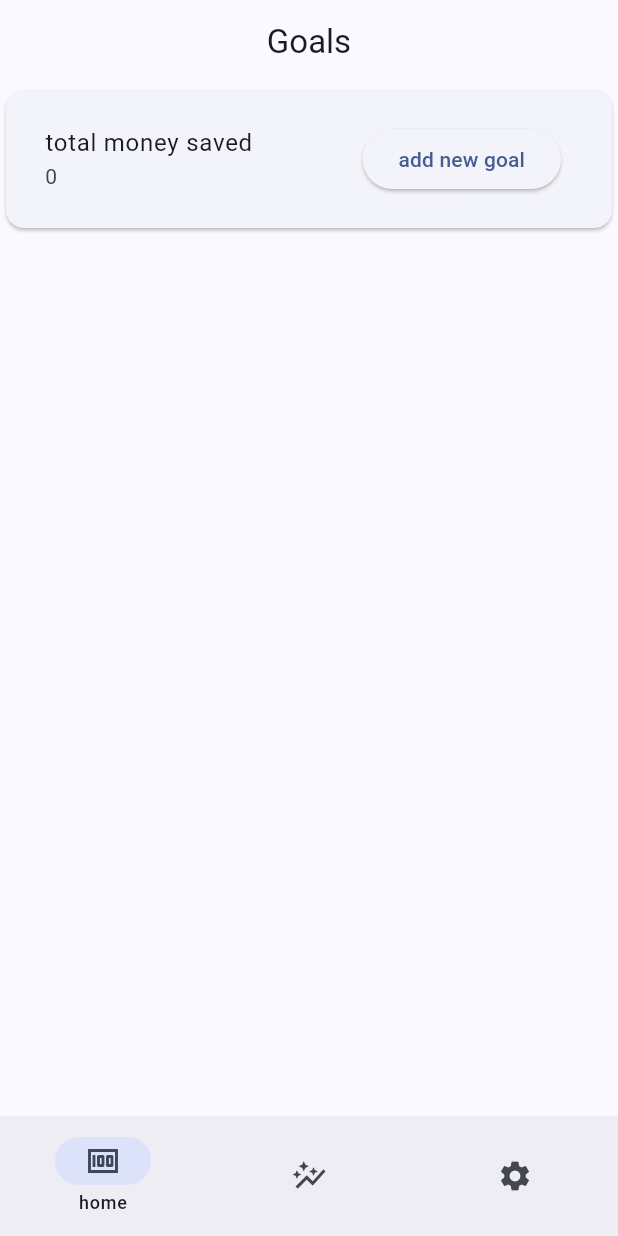
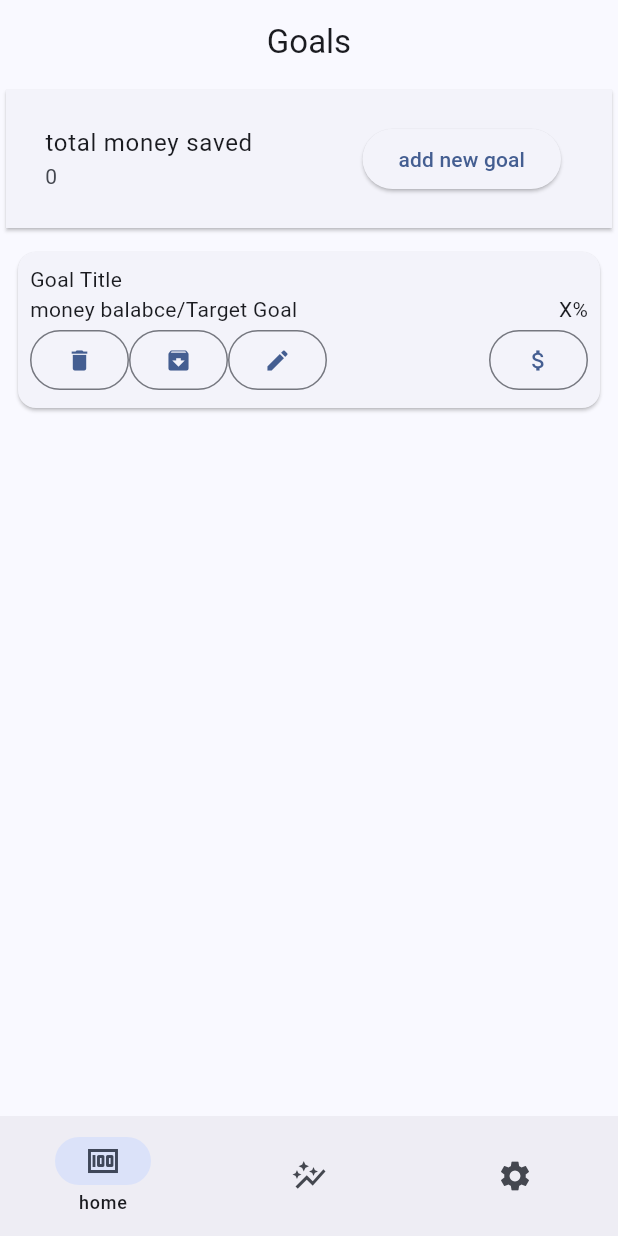
Before and after one commit to Wise-394/money_management, a Flutter app: the screen it shows after launch, on a phone screen of 412 x 824 dp. Run offline on Flutter 3.47's test engine with Material 2 defaults, Android fonts, the phone set to English and light mode, and no system bars.

Commit message:
goal tile template

```diff
--- a/lib/screen/pages/home_page.dart
+++ b/lib/screen/pages/home_page.dart
@@ -1,4 +1,5 @@
 import 'package:flutter/material.dart';
+import 'package:money_management/screen/tiles/goal_tile.dart';
 import 'package:money_management/states/total_money_state.dart';
 import 'package:provider/provider.dart';
 
@@ -16,20 +17,40 @@ class HomePage extends StatelessWidget {
       ),
       body: Column(children: [
         Card(
+          shape: const RoundedRectangleBorder(
+              borderRadius: BorderRadius.all(Radius.zero)),
           child: Column(
             children: [
               Padding(
                 padding: const EdgeInsets.all(10.0),
-                child: ListTile(
-                    trailing: ElevatedButton(
-                        onPressed: () {}, child: const Text('add new goal')),
-                    title: const Text('total money saved'),
-                    subtitle: Text('$totalMoney')),
+                child: HomeMainTile(totalMoney: totalMoney),
               ),
             ],
           ),
-        )
+        ),
+        const Padding(
+          padding: EdgeInsets.all(8.0),
+          child: GoalTile(),
+        ),
       ]),
     );
   }
 }
+
+class HomeMainTile extends StatelessWidget {
+  const HomeMainTile({
+    super.key,
+    required this.totalMoney,
+  });
+
+  final int totalMoney;
+
+  @override
+  Widget build(BuildContext context) {
+    return ListTile(
+        trailing:
+            ElevatedButton(onPressed: () {}, child: const Text('add new goal')),
+        title: const Text('total money saved'),
+        subtitle: Text('$totalMoney'));
+  }
+}
--- /dev/null
+++ b/lib/screen/tiles/goal_tile.dart
@@ -0,0 +1,56 @@
+import 'package:flutter/material.dart';
+
+class GoalTile extends StatefulWidget {
+  const GoalTile({super.key});
+
+  @override
+  State<GoalTile> createState() => _GoalTile();
+}
+
+class _GoalTile extends State<GoalTile> {
+  @override
+  Widget build(BuildContext context) {
+    return Card(
+      child: Padding(
+        padding: const EdgeInsets.all(8.0),
+        child: Column(
+          children: [
+            const Row(
+              children: [
+                Text('Goal Title'),
+              ],
+            ),
+            const Row(
+              children: [
+                Text('money balabce/Target Goal'),
+                Spacer(),
+                Text('X%'),
+              ],
+            ),
+            Row(
+              children: [
+                OutlinedButton(
+                  onPressed: () {},
+                  child: const Icon(Icons.delete),
+                ),
+                OutlinedButton(
+                  onPressed: () {},
+                  child: const Icon(Icons.archive),
+                ),
+                OutlinedButton(
+                  onPressed: () {},
+                  child: const Icon(Icons.edit),
+                ),
+                const Spacer(),
+                OutlinedButton(
+                  onPressed: () {},
+                  child: const Icon(Icons.attach_money),
+                ),
+              ],
+            )
+          ],
+        ),
+      ),
+    );
+  }
+}
```
